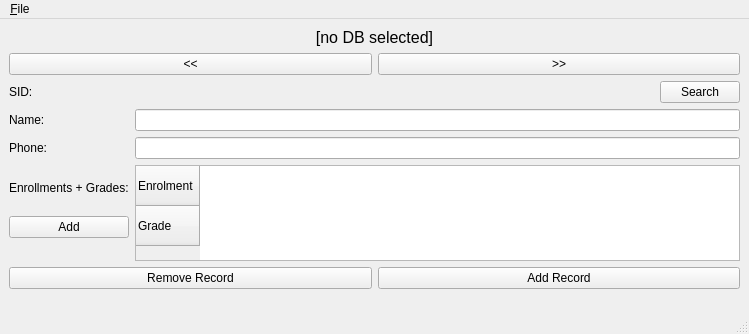
The window that Application/Tasks/04-srgui/src/mainwindow.ui (OhHeyItsJosh/COMP1000-CW2) describes before a commit, drawn with Qt 5.
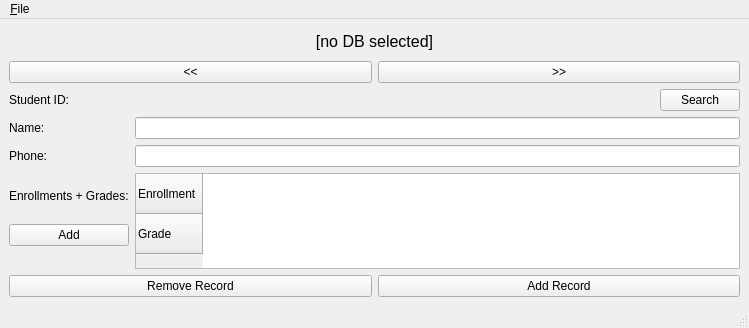
The same window after the commit.

What changed in the file:
```diff
--- a/Application/Tasks/04-srgui/src/mainwindow.ui
+++ b/Application/Tasks/04-srgui/src/mainwindow.ui
@@ -7,7 +7,7 @@
     <x>0</x>
     <y>0</y>
     <width>749</width>
-    <height>334</height>
+    <height>328</height>
    </rect>
   </property>
   <property name="sizePolicy">
@@ -62,7 +62,7 @@
       <item row="0" column="0">
        <widget class="QLabel" name="lbl_sid">
         <property name="text">
-         <string>SID:</string>
+         <string>Student ID:</string>
         </property>
        </widget>
       </item>
@@ -129,7 +129,7 @@
         </attribute>
         <row>
          <property name="text">
-          <string>Enrolment</string>
+          <string>Enrollment</string>
          </property>
         </row>
         <row>
@@ -190,22 +190,6 @@
       </item>
      </layout>
     </item>
-    <item>
-     <spacer name="verticalSpacer">
-      <property name="orientation">
-       <enum>Qt::Vertical</enum>
-      </property>
-      <property name="sizeType">
-       <enum>QSizePolicy::Expanding</enum>
-      </property>
-      <property name="sizeHint" stdset="0">
-       <size>
-        <width>20</width>
-        <height>40</height>
-       </size>
-      </property>
-     </spacer>
-    </item>
    </layout>
   </widget>
   <widget class="QMenuBar" name="menubar">
```
Left out of the diff: 14 changed lines with no effect on the pictures.
